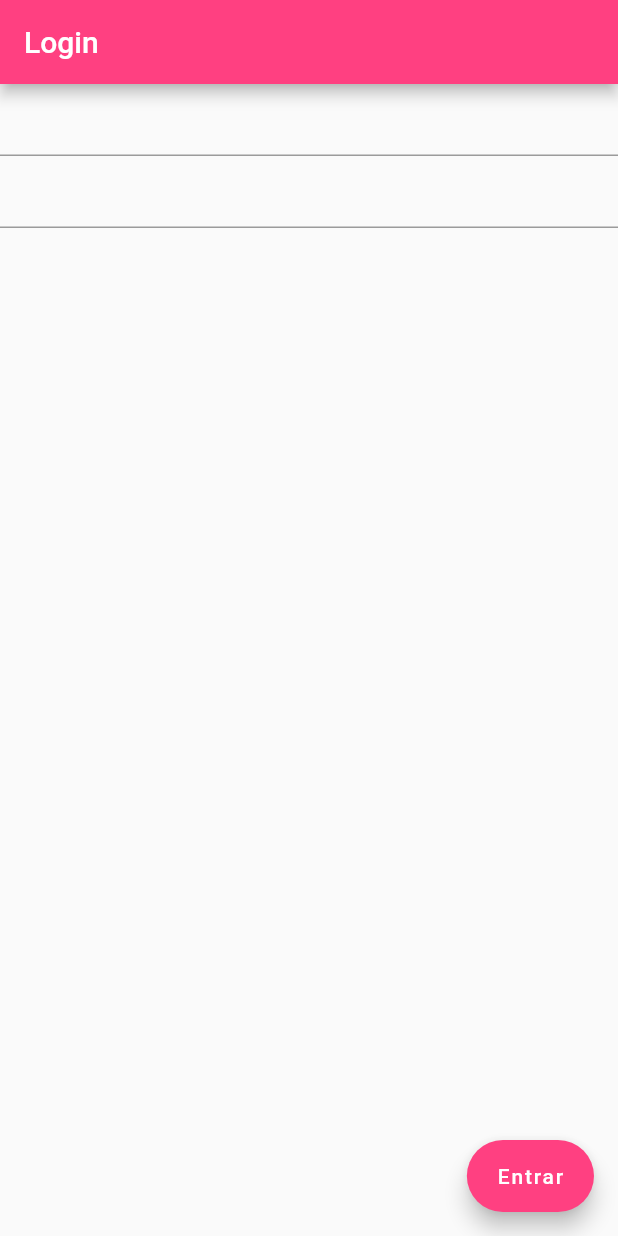
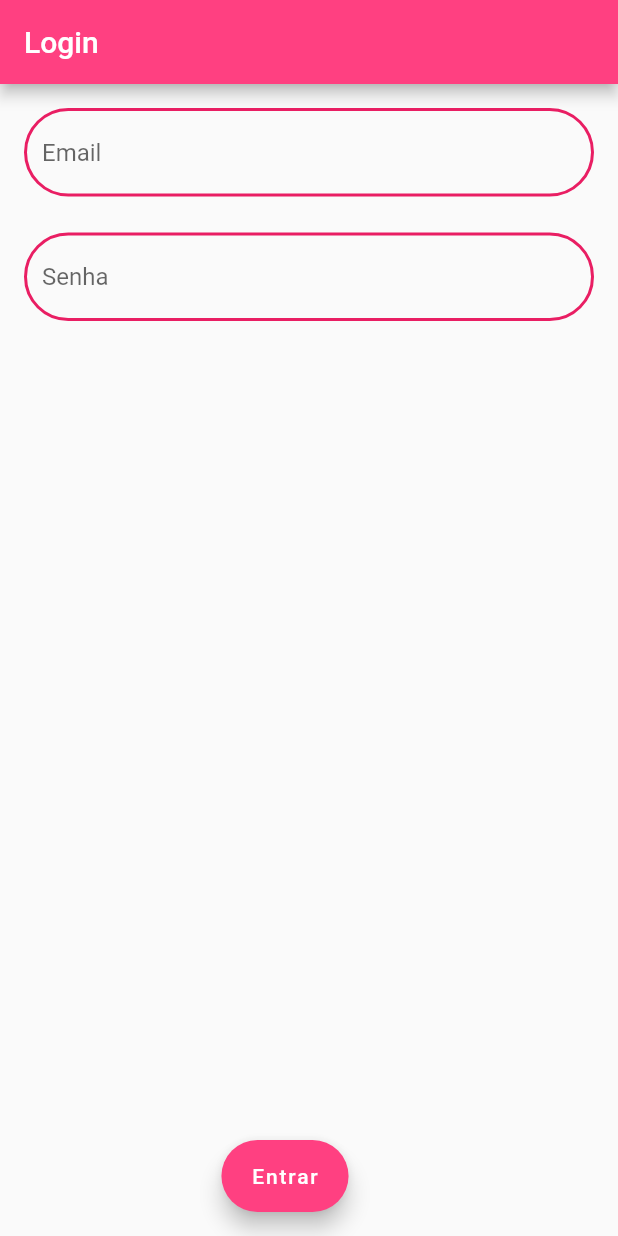
Before and after one commit to rafitann/module_arch, a Flutter app: the screen it shows after launch, on a phone screen of 412 x 824 dp. Run offline on Flutter 3.47's test engine with Material 2 defaults, Android fonts, the phone set to English and light mode, and no system bars; our stand-ins replace flutter_bloc, flutter_modular, fpdart; missing offline and left inert: dart:ffi.

Commit message:
decorando textfield

```diff
--- a/lib/module/app_widget.dart
+++ b/lib/module/app_widget.dart
@@ -9,6 +9,15 @@ class AppWidget extends StatelessWidget {
     Modular.setInitialRoute("/auth/login");
     return MaterialApp.router(
       theme: ThemeData.light().copyWith(
+        inputDecorationTheme: InputDecorationTheme(
+            enabledBorder: OutlineInputBorder(
+                borderSide:
+                    const BorderSide(width: 2, color: Colors.pink),
+                borderRadius: BorderRadius.circular(30)),
+            focusedBorder: OutlineInputBorder(
+                borderSide:
+                    const BorderSide(width: 2, color: Colors.blueAccent),
+                borderRadius: BorderRadius.circular(30))),
         primaryColor: Colors.pinkAccent,
         floatingActionButtonTheme: const FloatingActionButtonThemeData(
           backgroundColor: Colors.pinkAccent,
--- a/lib/module/auth/presenter/pages/login_page.dart
+++ b/lib/module/auth/presenter/pages/login_page.dart
@@ -14,20 +14,32 @@ class LoginPage extends StatelessWidget {
           title: const Text("Login"),
           actions: [],
         ),
-      body: Column(
+        body: Padding(
+          padding: const EdgeInsets.all(16),
+          child: Column(
             children: [
               TextField(
                 controller: emailController,
+                decoration: const InputDecoration(hintText: "Email"),
+              ),
+              const SizedBox(
+                height: 24,
               ),
               TextField(
                 controller: passwordController,
+                 decoration: const InputDecoration(hintText: "Senha"),
               ),
             ],
           ),
-      floatingActionButton: FloatingActionButton.extended(
+        ),
+        floatingActionButton: Row(
+          mainAxisAlignment: MainAxisAlignment.center,
+          children: [
+            FloatingActionButton.extended(
               onPressed: () {},
               label: Text("Entrar"),
             ),
-    );
+          ],
+        ));
   }
 }
```
Lines whose indentation alone changed are shown as unchanged.
